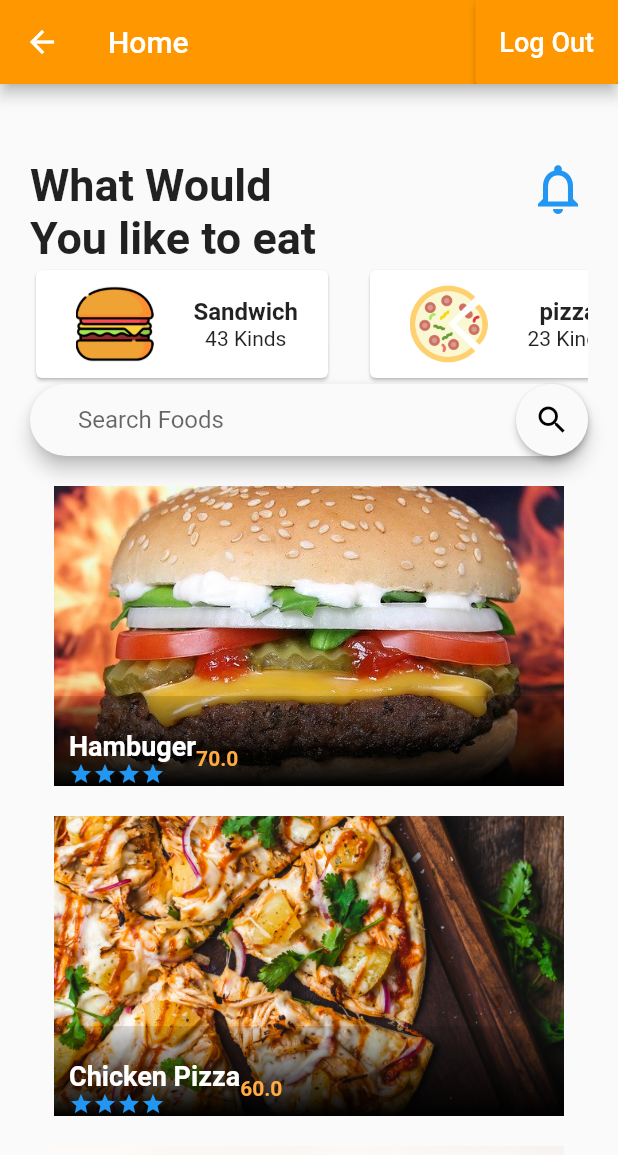
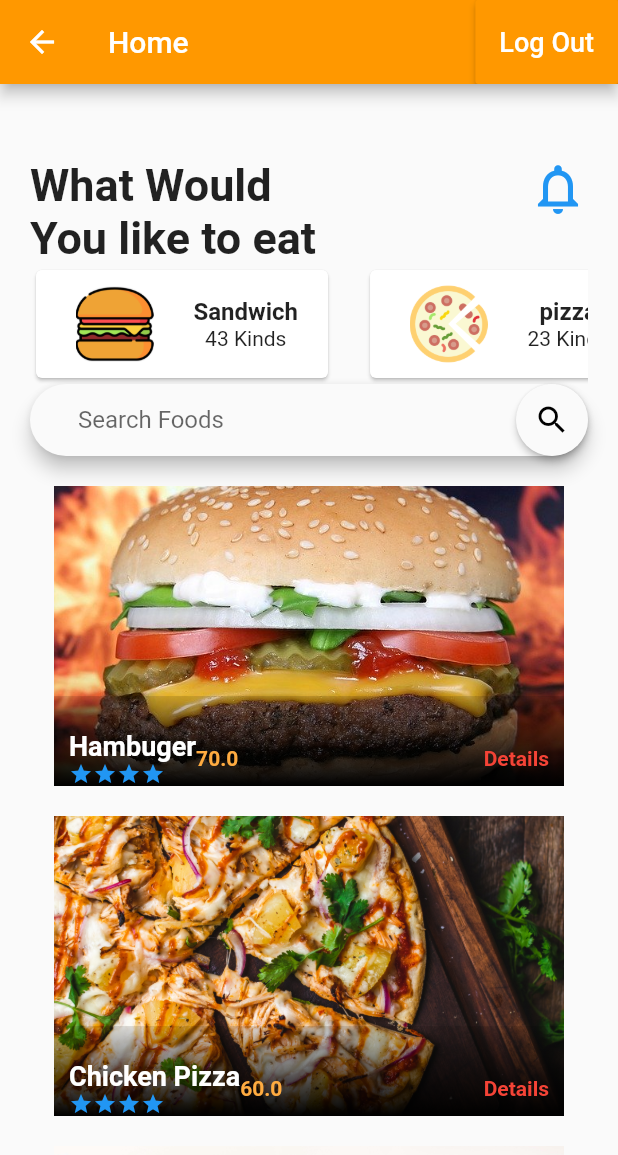
Before and after one commit to gihad5/flutter, a Flutter app: the HomeLoginScreen screen opened directly, on a phone screen of 412 x 824 dp. Shown: the top 1155 px of the screen. Run offline on Flutter 3.47's test engine with Material 2 defaults, Android fonts, the phone set to English and light mode, and no system bars; network calls fail.

Commit message:
Update food.dart

```diff
--- a/lib/screens/food.dart
+++ b/lib/screens/food.dart
@@ -1,4 +1,5 @@
 import 'package:flutter/material.dart';
+import 'details.dart';
 
 class BoughtFoods extends StatefulWidget{
 final String id;
@@ -77,12 +78,29 @@ return Stack(
      ],
      ),
 
+
      Column(
 
        children: <Widget>[
          Text(widget.price.toString(),style:TextStyle(fontWeight: FontWeight.bold,color: Colors.orangeAccent,))
        ]
-     )
+     ),
+     Spacer(),
+     Column(
+
+       children: <Widget>[
+         InkWell(
+                onTap: () async {
+                    Navigator.pushReplacement(
+                          context,
+                          MaterialPageRoute(builder: (context) =>   Details ()),
+                        );
+                  },
+                  child:
+         Text("Details",style:TextStyle(fontWeight: FontWeight.bold,color: Colors.red,))
+         ),
+       ]
+     ),
        ],
 
 ),
```
